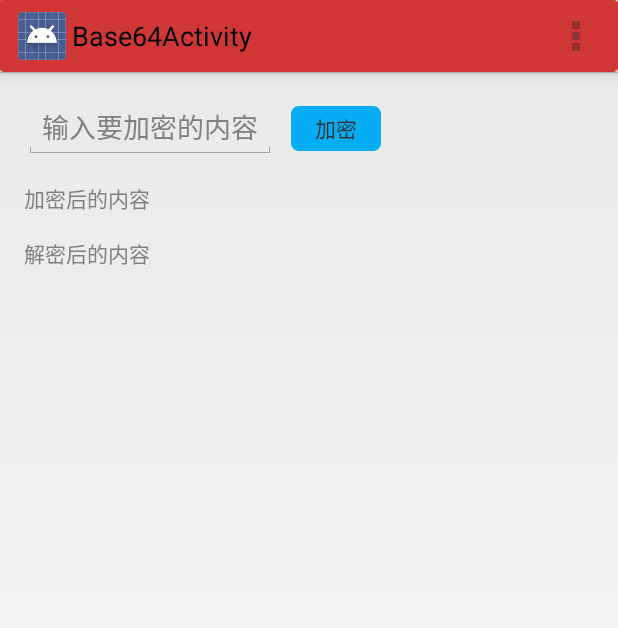
After one commit to iztou/AndroidTemplate, an Android app: the Base64Activity screen opened directly, with no data from a screen before it, on a phone screen of 412 x 824 dp. The commit adds this screen. Shown: the top 628 px of the screen. Run offline under Robolectric (Android 15) with nearby library versions, the phone set to English and light mode, and no system bars; libraries missing offline, so code that uses them is left out: com.norbsoft.typefacehelper; Roboto replaces fonts that are not available here; 1 statement that could not run was skipped.

Commit message:
1.增加Base64加解密 2.增加修改字体第三方包

```diff
--- a/app/build.gradle
+++ b/app/build.gradle
@@ -28,4 +28,5 @@ dependencies {
     compile 'com.android.support:support-v13:21+'
     compile 'de.greenrobot:eventbus:2.4.0'
     compile 'io.reactivex:rxjava:1.0.0'
+    compile 'com.norbsoft.typefacehelper:library:0.9.0'
 }
--- /dev/null
+++ b/app/src/main/java/gml/template/androidtemplate/encrypt/Base64Activity.java
@@ -0,0 +1,89 @@
+package gml.template.androidtemplate.encrypt;
+
+import android.app.Activity;
+import android.os.Bundle;
+import android.text.Editable;
+import android.text.TextUtils;
+import android.view.Menu;
+import android.view.MenuItem;
+import android.view.View;
+import android.widget.EditText;
+import android.widget.TextView;
+
+import com.norbsoft.typefacehelper.TypefaceHelper;
+
+import gml.template.androidtemplate.R;
+import gml.template.androidtemplate.tools.util.EncryptUtil;
+
+/**
+ * 加密样例Activity
+ */
+public class Base64Activity extends Activity implements View.OnClickListener{
+
+    private EditText inputText; //输入加密框
+    private TextView afterEncrypt; //加密后结果
+    private TextView afterDecrypt; //解密后结果
+    private TextView start; //加密按钮
+
+    @Override
+    protected void onCreate(Bundle savedInstanceState) {
+        super.onCreate(savedInstanceState);
+        setContentView(R.layout.activity_base64);
+        TypefaceHelper.typeface(this);
+        initView();
+    }
+
+    /**
+     * 初始化视图
+     */
+    private void initView(){
+        inputText = (EditText)findViewById(R.id.inputText);
+        start = (TextView)findViewById(R.id.start);
+        afterEncrypt = (TextView)findViewById(R.id.afterEncrypt);
+        afterDecrypt = (TextView)findViewById(R.id.afterDecrypt);
+        start.setOnClickListener(this);
+    }
+
+    @Override
+    public boolean onCreateOptionsMenu(Menu menu) {
+        // Inflate the menu; this adds items to the action bar if it is present.
+        getMenuInflater().inflate(R.menu.menu_base64, menu);
+        return true;
+    }
+
+    @Override
+    public boolean onOptionsItemSelected(MenuItem item) {
+        // Handle action bar item clicks here. The action bar will
+        // automatically handle clicks on the Home/Up button, so long
+        // as you specify a parent activity in AndroidManifest.xml.
+        int id = item.getItemId();
+
+        //noinspection SimplifiableIfStatement
+        if (id == R.id.action_settings) {
+            return true;
+        }
+
+        return super.onOptionsItemSelected(item);
+    }
+
+    @Override
+    public void onClick(View v) {
+        switch (v.getId()){
+            case R.id.start:
+                encryptInputText();
+        }
+    }
+
+    /**
+     * 加密输入的内容
+     */
+    private void encryptInputText(){
+        Editable inputTextText = inputText.getText();
+        if(TextUtils.isEmpty(inputTextText)){
+            return;
+        }
+        String encryptMobile = EncryptUtil.encryptMobile(inputTextText.toString());
+        afterEncrypt.setText(encryptMobile);
+        afterDecrypt.setText(EncryptUtil.decryptMobile(encryptMobile));
+    }
+}
--- a/app/src/main/java/gml/template/androidtemplate/entryui/MainActivity.java
+++ b/app/src/main/java/gml/template/androidtemplate/entryui/MainActivity.java
@@ -11,6 +11,8 @@ import android.view.View;
 import android.widget.AdapterView;
 import android.widget.ListView;
 import android.widget.Toast;
+
+import com.norbsoft.typefacehelper.TypefaceHelper;
 
 import java.util.ArrayList;
 
@@ -26,6 +28,7 @@ import gml.template.androidtemplate.ScrollerActicity;
 import gml.template.androidtemplate.SwipeLayoutActivity;
 import gml.template.androidtemplate.SwipeOtherActivity;
 import gml.template.androidtemplate.TestGridLayoutActivity;
+import gml.template.androidtemplate.encrypt.Base64Activity;
 
 public class MainActivity extends Activity implements AdapterView.OnItemClickListener{
 
@@ -38,6 +41,7 @@ public class MainActivity extends Activity implements AdapterView.OnItemClickLis
         //60000 倒计时60秒 间隔 1秒
 //        MyCountTimer myCountTimer = new MyCountTimer(10000,1000);
 //        myCountTimer.start();
+//        TypefaceHelper.typeface(this);
         initView();
         fillData();
     }
@@ -67,6 +71,7 @@ public class MainActivity extends Activity implements AdapterView.OnItemClickLis
         itemsArrayList.add(ModelItems.createNewInstance("TabFragment 测试", FragmentTabActivity.class));
         itemsArrayList.add(ModelItems.createNewInstance("图片选择器测试", PictureSelectorActivity.class));
         itemsArrayList.add(ModelItems.createNewInstance("GridLayout测试", TestGridLayoutActivity.class));
+        itemsArrayList.add(ModelItems.createNewInstance("Base64加解密示例", Base64Activity.class));
         modelAdapter.setModelItemses(itemsArrayList.toArray(new ModelItems[0]));
         entryList.setAdapter(modelAdapter);
     }
--- a/app/src/main/java/gml/template/androidtemplate/entryui/ModelAdapter.java
+++ b/app/src/main/java/gml/template/androidtemplate/entryui/ModelAdapter.java
@@ -6,6 +6,8 @@ import android.view.View;
 import android.view.ViewGroup;
 import android.widget.BaseAdapter;
 import android.widget.TextView;
+
+import com.norbsoft.typefacehelper.TypefaceHelper;
 
 import gml.template.androidtemplate.R;
 
@@ -48,6 +50,7 @@ public class ModelAdapter extends BaseAdapter {
             viewHolder.item = convertView = LayoutInflater.from(context).inflate(R.layout.activity_main_item, null);
             viewHolder.title = (TextView) convertView.findViewById(R.id.title);
             convertView.setTag(viewHolder);
+            TypefaceHelper.typeface(convertView);
         } else {
             viewHolder = (ViewHolder) convertView.getTag();
         }
--- a/app/src/main/java/gml/template/androidtemplate/Util.java
+++ b/app/src/main/java/gml/template/androidtemplate/tools/util/Util.java
@@ -1,4 +1,4 @@
-package gml.template.androidtemplate;
+package gml.template.androidtemplate.tools.util;
 
 import android.content.ContentResolver;
 import android.content.Context;
--- /dev/null
+++ b/app/src/main/res/drawable/bluesharp.xml
@@ -0,0 +1,16 @@
+<?xml version="1.0" encoding="UTF-8"?>
+<shape xmlns:android="http://schemas.android.com/apk/res/android"
+    android:shape="rectangle">
+
+    <!-- 填充的颜色 -->
+    <solid android:color="#05adf5" />
+    <!-- 设置按钮的四个角为弧形 -->
+    <!-- android:radius 弧形的半径 -->
+    <corners android:radius="5dip" />
+    <padding
+        android:bottom="8dip"
+        android:left="8dip"
+        android:right="8dip"
+        android:top="8dip" />
+
+</shape>
--- /dev/null
+++ b/app/src/main/res/layout/activity_base64.xml
@@ -0,0 +1,46 @@
+<LinearLayout xmlns:android="http://schemas.android.com/apk/res/android"
+    xmlns:tools="http://schemas.android.com/tools"
+    android:layout_width="match_parent"
+    android:layout_height="match_parent"
+    android:orientation="vertical"
+    android:paddingBottom="@dimen/activity_vertical_margin"
+    android:paddingLeft="@dimen/activity_horizontal_margin"
+    android:paddingRight="@dimen/activity_horizontal_margin"
+    android:paddingTop="@dimen/activity_vertical_margin"
+    tools:context="gml.template.androidtemplate.encrypt.Base64Activity">
+
+    <LinearLayout
+        android:layout_width="match_parent"
+        android:layout_height="wrap_content">
+
+        <EditText
+            android:id="@+id/inputText"
+            android:layout_width="wrap_content"
+            android:layout_height="wrap_content"
+            android:hint="输入要加密的内容" />
+
+        <TextView
+            android:id="@+id/start"
+            android:layout_width="60dp"
+            android:layout_height="30dp"
+            android:padding="0dp"
+            android:layout_marginLeft="10dp"
+            android:gravity="center"
+            android:background="@drawable/bluesharp"
+            android:text="加密" />
+    </LinearLayout>
+
+    <TextView
+        android:id="@+id/afterEncrypt"
+        android:layout_width="match_parent"
+        android:layout_height="wrap_content"
+        android:layout_marginTop="15dp"
+        android:hint="加密后的内容" />
+
+    <TextView
+        android:id="@+id/afterDecrypt"
+        android:layout_width="match_parent"
+        android:layout_height="wrap_content"
+        android:layout_marginTop="15dp"
+        android:hint="解密后的内容" />
+</LinearLayout>
--- /dev/null
+++ b/app/src/main/res/menu/menu_base64.xml
@@ -0,0 +1,6 @@
+<menu xmlns:android="http://schemas.android.com/apk/res/android"
+    xmlns:tools="http://schemas.android.com/tools"
+    tools:context="gml.template.androidtemplate.encrypt.Base64Activity">
+    <item android:id="@+id/action_settings" android:title="@string/action_settings"
+        android:orderInCategory="100" android:showAsAction="never" />
+</menu>
--- a/app/src/main/res/values/strings.xml
+++ b/app/src/main/res/values/strings.xml
@@ -8,5 +8,6 @@
     <string name="title_activity_fullscreen">FullscreenActivity</string>
     <string name="dummy_button">Dummy Button</string>
     <string name="dummy_content">DUMMY\nCONTENT</string>
+    <string name="title_activity_base64">Base64Activity</string>
 
 </resources>
```
Also changed, not shown: app/src/main/AndroidManifest.xml (+11 -4 lines), app/src/main/java/gml/template/androidtemplate/AppConstants.java (added, +9 -0 lines), app/src/main/java/gml/template/androidtemplate/MyApplication.java (added, +30 -0 lines), app/src/main/java/gml/template/androidtemplate/tools/util/EncryptUtil.java (added, +61 -0 lines), 1 other file.
